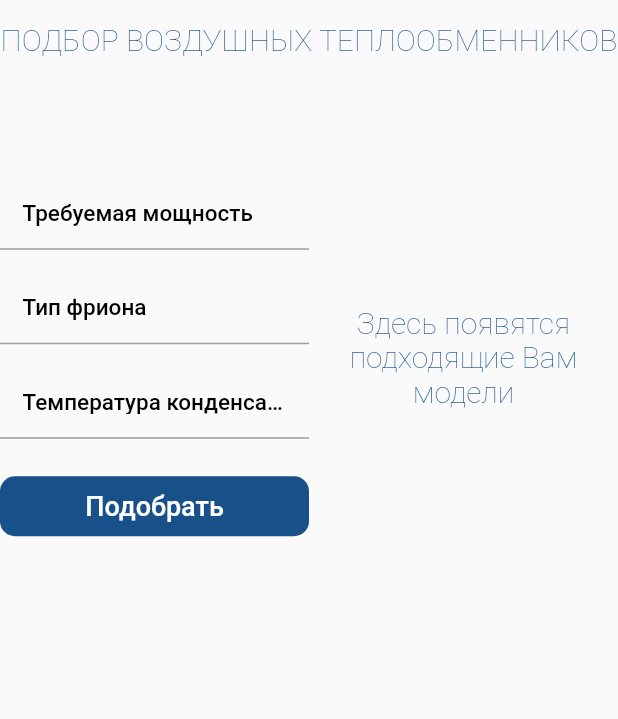
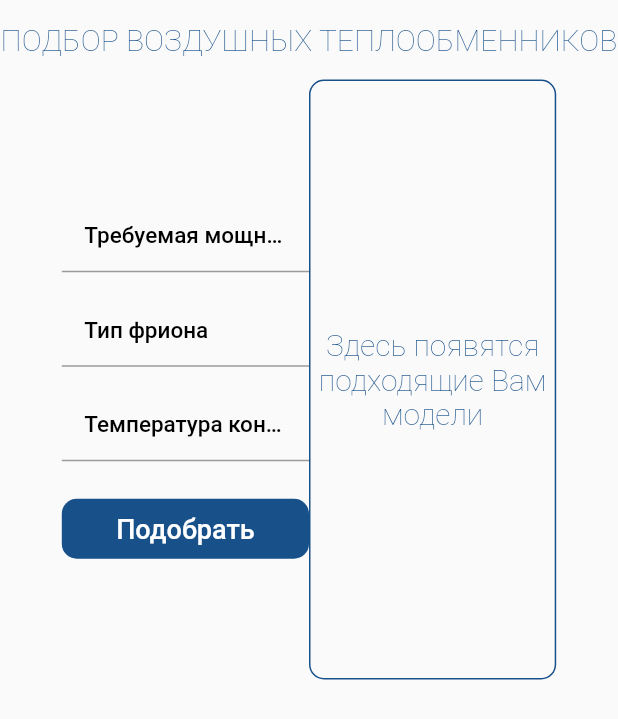
Before and after one commit to Ershov-Artem/AlterraAgrigator, a Flutter app: the HomeForm widget shown alone on an empty page, opened directly, on a phone screen of 412 x 824 dp. Shown: the top 719 px of the screen. Run offline on Flutter 3.47's test engine with Material 2 defaults, Android fonts, the phone set to English and light mode, and no system bars; our stand-ins replace google_fonts; network calls fail.

Commit message:
Need flex correction and add found-function

```diff
--- a/lib/main.dart
+++ b/lib/main.dart
@@ -14,10 +14,8 @@ class MyApp extends StatelessWidget {
   // This widget is the root of your application.
   @override
   Widget build(BuildContext context) {
-    title:
-    'Alterra Agriganor';
     return MaterialApp(
-      title: 'Flutter Demo',
+      title: 'Alterra Agrigator',
       theme: ThemeData(
           primarySwatch: Colors.blue,
           textTheme: TextTheme(
@@ -25,6 +23,7 @@ class MyApp extends StatelessWidget {
             headline1:
                 GoogleFonts.gothicA1(fontSize: 20, color: Color(0xFF18508A)),
             bodyText1: GoogleFonts.gothicA1(fontSize: 15, color: Colors.black),
+            bodyText2: GoogleFonts.gothicA1(fontSize: 15, color: Colors.white),
           )),
       home: HomePage(),
     );
--- a/lib/pages/home/view/home_form.dart
+++ b/lib/pages/home/view/home_form.dart
@@ -22,10 +22,17 @@ class _HomeFormState extends State<HomeForm> {
               style: Theme.of(context).textTheme.headline1,
             ),
           ),
+          SizedBox(
+            height: 15,
+          ),
           Row(
             children: [
               Expanded(
-                  flex: 50,
+                flex: 10,
+                child: Container(),
+              ),
+              Expanded(
+                  flex: 40,
                   child: Form(
                     key: formKey,
                     child: Column(
@@ -86,10 +93,13 @@ class _HomeFormState extends State<HomeForm> {
                     ),
                   )),
               Expanded(
-                  flex: 50,
+                  flex: 40,
                   child: Container(
                     alignment: Alignment.center,
                     height: 400,
+                    decoration: BoxDecoration(
+                        borderRadius: BorderRadius.circular(10),
+                        border: Border.all(color: Color(0xFF18508A))),
                     child: (true)
                         ? Container(
                             width: 250,
@@ -99,7 +109,11 @@ class _HomeFormState extends State<HomeForm> {
                               textAlign: TextAlign.center,
                             ))
                         : ListView(),
-                  ))
+                  )),
+              Expanded(
+                flex: 10,
+                child: Container(),
+              ),
             ],
           )
         ],
```
Also changed, not shown: lib/widgets/header_nav_bar.dart (+32 -1 lines).
